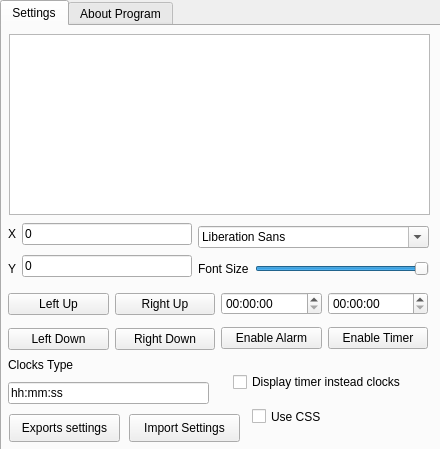
Qt form ClocksSettings.ui (Roker2/ClocksOnWindows) before a commit.
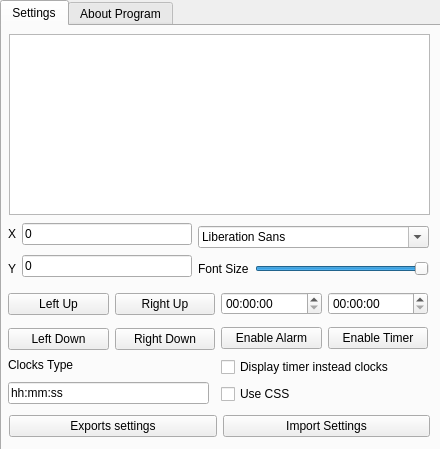
The same form after that commit. Icons and pictures are not drawn.

```diff
--- a/ClocksSettings.ui
+++ b/ClocksSettings.ui
@@ -131,35 +131,6 @@
       </item>
      </layout>
     </widget>
-    <widget class="QPushButton" name="Button_ImportSettings">
-     <property name="geometry">
-      <rect>
-       <x>127</x>
-       <y>388</y>
-       <width>111</width>
-       <height>28</height>
-      </rect>
-     </property>
-     <property name="text">
-      <string>Import Settings</string>
-     </property>
-    </widget>
-    <widget class="QCheckBox" name="checkBox_clocks_or_timer">
-     <property name="geometry">
-      <rect>
-       <x>231</x>
-       <y>343</y>
-       <width>191</width>
-       <height>26</height>
-      </rect>
-     </property>
-     <property name="text">
-      <string>Display timer instead clocks</string>
-     </property>
-     <property name="checkable">
-      <bool>false</bool>
-     </property>
-    </widget>
     <widget class="QWidget" name="layoutWidget">
      <property name="geometry">
       <rect>
@@ -379,19 +350,6 @@
       </item>
      </layout>
     </widget>
-    <widget class="QPushButton" name="Button_ExportSettings">
-     <property name="geometry">
-      <rect>
-       <x>7</x>
-       <y>388</y>
-       <width>111</width>
-       <height>28</height>
-      </rect>
-     </property>
-     <property name="text">
-      <string>Exports settings</string>
-     </property>
-    </widget>
     <widget class="QWidget" name="layoutWidget2">
      <property name="geometry">
       <rect>
@@ -425,19 +383,6 @@
       </item>
      </layout>
     </widget>
-    <widget class="QCheckBox" name="checkBox_UseCSS">
-     <property name="geometry">
-      <rect>
-       <x>250</x>
-       <y>380</y>
-       <width>85</width>
-       <height>21</height>
-      </rect>
-     </property>
-     <property name="text">
-      <string>Use CSS</string>
-     </property>
-    </widget>
     <widget class="QTextEdit" name="textEdit_CSS">
      <property name="geometry">
       <rect>
@@ -448,6 +393,61 @@
       </rect>
      </property>
     </widget>
+    <widget class="QWidget" name="">
+     <property name="geometry">
+      <rect>
+       <x>219</x>
+       <y>330</y>
+       <width>211</width>
+       <height>51</height>
+      </rect>
+     </property>
+     <layout class="QVBoxLayout" name="verticalLayout_2">
+      <item>
+       <widget class="QCheckBox" name="checkBox_clocks_or_timer">
+        <property name="text">
+         <string>Display timer instead clocks</string>
+        </property>
+        <property name="checkable">
+         <bool>false</bool>
+        </property>
+       </widget>
+      </item>
+      <item>
+       <widget class="QCheckBox" name="checkBox_UseCSS">
+        <property name="text">
+         <string>Use CSS</string>
+        </property>
+       </widget>
+      </item>
+     </layout>
+    </widget>
+    <widget class="QWidget" name="">
+     <property name="geometry">
+      <rect>
+       <x>7</x>
+       <y>388</y>
+       <width>421</width>
+       <height>25</height>
+      </rect>
+     </property>
+     <layout class="QHBoxLayout" name="horizontalLayout">
+      <item>
+       <widget class="QPushButton" name="Button_ExportSettings">
+        <property name="text">
+         <string>Exports settings</string>
+        </property>
+       </widget>
+      </item>
+      <item>
+       <widget class="QPushButton" name="Button_ImportSettings">
+        <property name="text">
+         <string>Import Settings</string>
+        </property>
+       </widget>
+      </item>
+     </layout>
+    </widget>
    </widget>
    <widget class="QWidget" name="tab_2">
     <attribute name="title">
```
